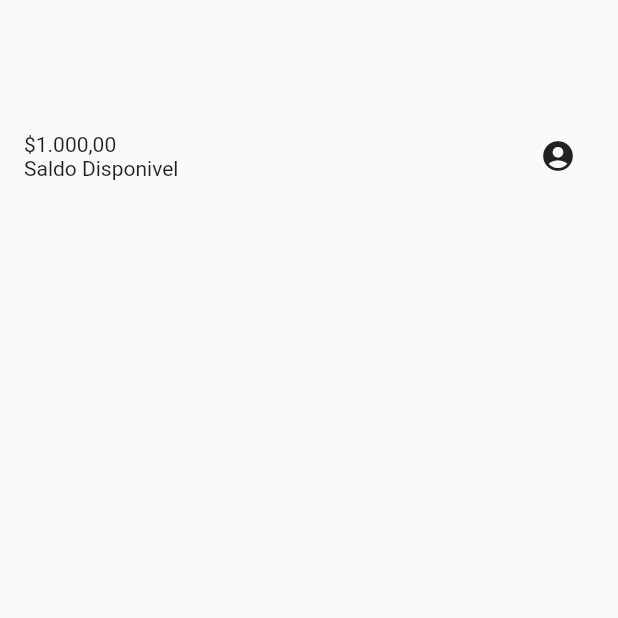
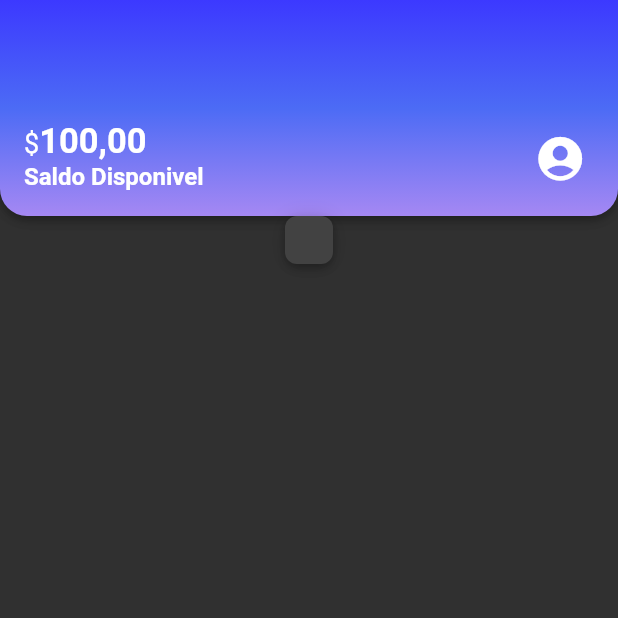
Before and after one commit to bath0ry/mybank_flutter, a Flutter app: the screen it shows after launch, on a phone screen of 412 x 824 dp, the top half of it. Run offline on Flutter 3.47's test engine with Material 2 defaults, Android fonts, the light colour scheme and no system bars.

Commit message:
add header widget to home/create componentized box container/add dark mode

```diff
--- a/lib/Home/home_page.dart
+++ b/lib/Home/home_page.dart
@@ -1,4 +1,5 @@
-import 'package:alubank_flutter/components/view/header.dart';
+import 'package:alubank_flutter/components/box_home_widget.dart';
+import 'package:alubank_flutter/components/view/header_widget.dart';
 import 'package:flutter/material.dart';
 
 class HomePage extends StatelessWidget {
@@ -8,7 +9,13 @@ class HomePage extends StatelessWidget {
   Widget build(BuildContext context) {
     return Scaffold(
       body: Column(
-        children: [Header()],
+        children: [
+          Header(),
+          BoxHome(
+              boxComponent: Column(
+            children: [],
+          ))
+        ],
       ),
     );
   }
--- /dev/null
+++ b/lib/components/box_home_widget.dart
@@ -0,0 +1,23 @@
+import 'package:flutter/cupertino.dart';
+import 'package:flutter/material.dart';
+import 'package:flutter/src/widgets/container.dart';
+import 'package:flutter/src/widgets/framework.dart';
+
+class BoxHome extends StatelessWidget {
+  final Widget boxComponent; //passando por parametro
+  const BoxHome({super.key, required this.boxComponent});
+
+  @override
+  Widget build(BuildContext context) {
+    return Container(
+      child: boxComponent,
+      decoration: BoxDecoration(
+          boxShadow: kElevationToShadow[4],
+          borderRadius: BorderRadius.circular(8),
+          color: Theme.of(context).cardColor),
+      padding: EdgeInsets.all(16),
+    );
+  }
+}
+
+//criando esse widget para passar pra home componentizado, para poder criar varios widget iguais com o mesmo componente
--- a/lib/components/view/header.dart
+++ /dev/null
@@ -1,27 +0,0 @@
-import 'package:flutter/cupertino.dart';
-import 'package:flutter/material.dart';
-import 'package:flutter/src/widgets/container.dart';
-import 'package:flutter/src/widgets/framework.dart';
-
-class Header extends StatelessWidget {
-  const Header({super.key});
-
-  @override
-  Widget build(BuildContext context) {
-    return Container(
-      child: Padding(
-        padding: const EdgeInsets.fromLTRB(16, 80, 16, 16),
-        child: Row(
-          mainAxisAlignment: MainAxisAlignment.spaceBetween,
-          children: [
-            Column(
-              crossAxisAlignment: CrossAxisAlignment.start,
-              children: [Text('\$1.000,00'), Text('Saldo Disponivel')],
-            ),
-            IconButton(onPressed: () {}, icon: Icon(Icons.account_circle))
-          ],
-        ),
-      ),
-    );
-  }
-}
--- /dev/null
+++ b/lib/components/view/header_widget.dart
@@ -0,0 +1,66 @@
+import 'package:flutter/cupertino.dart';
+import 'package:flutter/material.dart';
+import 'package:flutter/src/widgets/container.dart';
+import 'package:flutter/src/widgets/framework.dart';
+
+class Header extends StatelessWidget {
+  const Header({super.key});
+
+  @override
+  Widget build(BuildContext context) {
+    return Container(
+      decoration: BoxDecoration(
+          boxShadow: kElevationToShadow[4],
+          borderRadius: BorderRadius.only(
+              bottomLeft: Radius.circular(18),
+              bottomRight: Radius.circular(18)),
+          gradient: LinearGradient(
+              begin: Alignment.topCenter,
+              end: Alignment.bottomCenter,
+              colors: [
+                Color.fromARGB(255, 60, 57, 255),
+                Color.fromARGB(255, 76, 107, 245),
+                Color.fromARGB(255, 165, 136, 243),
+              ])),
+      child: Padding(
+        padding: const EdgeInsets.fromLTRB(16, 80, 16, 16),
+        child: Row(
+          mainAxisAlignment: MainAxisAlignment.spaceBetween,
+          children: [
+            Column(
+              crossAxisAlignment: CrossAxisAlignment.start,
+              children: [
+                Text.rich(TextSpan(
+                    text: '\$',
+                    style: TextStyle(
+                      fontSize: 18,
+                    ),
+                    children: [
+                      TextSpan(
+                          text: '100,00',
+                          style: TextStyle(
+                            fontSize: 23,
+                            fontWeight: FontWeight.bold,
+                          ))
+                    ])),
+                Text(
+                  'Saldo Disponivel',
+                  style: TextStyle(
+                    fontSize: 16,
+                    fontWeight: FontWeight.bold,
+                  ),
+                ),
+              ],
+            ),
+            IconButton(
+                onPressed: () {},
+                icon: Icon(
+                  Icons.account_circle,
+                  size: 35,
+                ))
+          ],
+        ),
+      ),
+    );
+  }
+}
--- a/lib/main.dart
+++ b/lib/main.dart
@@ -13,6 +13,8 @@ class MyApp extends StatelessWidget {
   @override
   Widget build(BuildContext context) {
     return MaterialApp(
+      debugShowCheckedModeBanner: false,
+      theme: ThemeData.dark(),
       home: const HomePage(),
     );
   }
```
